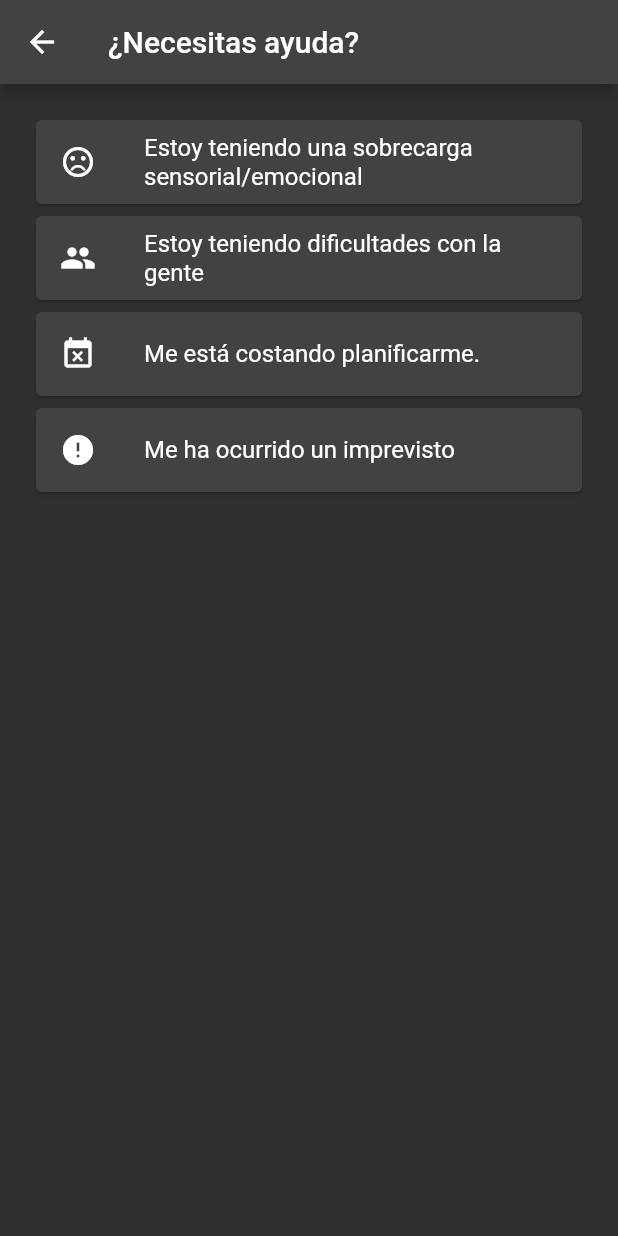
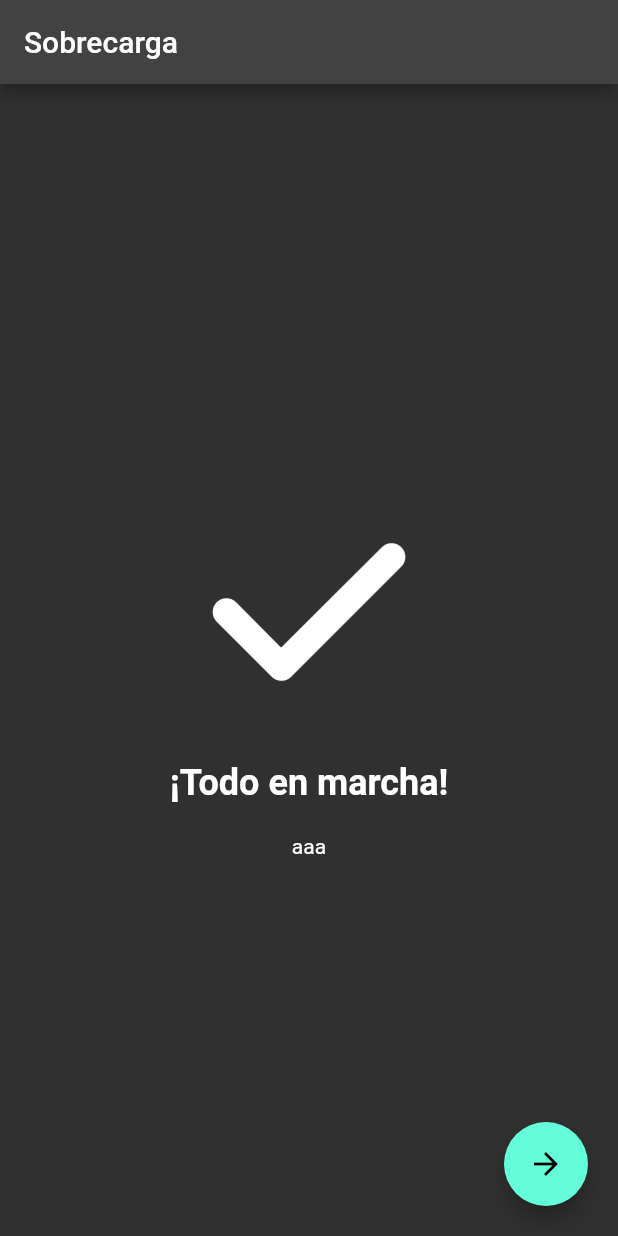
Before and after one commit to manu-romero-411/autistapp, a Flutter app: the VistaAyuda screen opened directly with empty values, after a tap on "Estoy teniendo una sobrecarga sensorial/", on a phone screen of 412 x 824 dp. Run offline on Flutter 3.47's test engine with Material 2 defaults, Android fonts, the phone set to English and light mode, and no system bars; our stand-ins replace audioplayers, contacts_service, diacritic, flutter_local_notifications, flutter_speed_dial, fluttertoast and 4 more; missing offline and left inert: record.

Commit message:
sprint 6

```diff
--- a/lib/apuntes/audio/vista_grabador_audio.dart
+++ b/lib/apuntes/audio/vista_grabador_audio.dart
@@ -101,9 +101,7 @@ class _GrabadorAudioState extends State<GrabadorAudio> {
   Future<void> startRecording() async {
     try {
       if (await audioRecord.hasPermission()) {
-        await audioRecord.start(
-          bitRate: 128000, // by default
-        );
+        await audioRecord.start();
         setState(() {
           isRecording = true;
         });
--- a/lib/autoayuda/VistaAyuda.dart
+++ /dev/null
@@ -1,69 +0,0 @@
-import 'package:autistapp/inicio/ajustes.dart';
-import 'package:flutter/material.dart';
-
-class VistaAyuda extends StatefulWidget {
-  final Ajustes ajustes;
-  const VistaAyuda({Key? key, required this.ajustes}) : super(key: key);
-
-  @override
-  _VistaAyudaState createState() => _VistaAyudaState();
-}
-
-class _VistaAyudaState extends State<VistaAyuda> {
-  @override
-  Widget build(BuildContext context) {
-    return Scaffold(
-      appBar: AppBar(
-        title: Text(
-          "¿Necesitas ayuda?",
-          style: TextStyle(color: widget.ajustes.fgColor),
-        ),
-        backgroundColor: widget.ajustes.color,
-        leading: BackButton(color: widget.ajustes.fgColor),
-      ),
-      body: ListView(
-        children: <Widget>[
-          const SizedBox(
-            height: 20,
-          ),
-          Padding(
-              padding: const EdgeInsets.symmetric(horizontal: 20.0),
-              child: buildCard(
-                  'Estoy teniendo una sobrecarga sensorial/emocional',
-                  Icons.sentiment_very_dissatisfied)),
-          Padding(
-              padding: const EdgeInsets.symmetric(horizontal: 20.0),
-              child: buildCard(
-                  'Estoy teniendo dificultades con la gente', Icons.group)),
-          Padding(
-              padding: const EdgeInsets.symmetric(horizontal: 20.0),
-              child: buildCard(
-                  'Me está costando planificarme.', Icons.event_busy)),
-          Padding(
-              padding: const EdgeInsets.symmetric(horizontal: 20.0),
-              child: buildCard('Me ha ocurrido un imprevisto', Icons.error)),
-          const SizedBox(
-            height: 20,
-          ),
-        ],
-      ),
-      // Aquí puedes construir tu interfaz de usuario
-    );
-  }
-}
-
-Card buildCard(String title, IconData icon) {
-  return Card(
-    child: ListTile(
-      shape: RoundedRectangleBorder(
-        borderRadius: BorderRadius.circular(6.0),
-      ),
-      leading: Icon(icon),
-      title: Text(title),
-      onTap: () {
-        print('Card seleccionada');
-        // Aquí puedes añadir tu propio método onPressed
-      },
-    ),
-  );
-}
--- /dev/null
+++ b/lib/autoayuda/vista_auto_ayuda.dart
@@ -0,0 +1,155 @@
+import 'package:autistapp/autoayuda/vista_sobrecarga.dart';
+import 'package:autistapp/inicio/ajustes.dart';
+import 'package:flutter/material.dart';
+
+class VistaAyuda extends StatefulWidget {
+  final Ajustes _ajustes;
+  const VistaAyuda({Key? key, required Ajustes ajustes})
+      : _ajustes = ajustes,
+        super(key: key);
+
+  @override
+  _VistaAyudaState createState() => _VistaAyudaState();
+}
+
+class _VistaAyudaState extends State<VistaAyuda> {
+  void sobrecarga() {
+    Navigator.of(context)
+        .push(
+      MaterialPageRoute(
+        builder: (context) => VistaSobrecarga(ajustes: widget._ajustes),
+      ),
+    )
+        .then((_) {
+      Navigator.pop(context);
+    });
+  }
+
+  @override
+  Widget build(BuildContext context) {
+    return Scaffold(
+      appBar: AppBar(
+        title: Text(
+          "¿Necesitas ayuda?",
+          style: TextStyle(color: widget._ajustes.fgColor),
+        ),
+        backgroundColor: widget._ajustes.color,
+        leading: BackButton(color: widget._ajustes.fgColor),
+      ),
+      body: ListView(
+        children: <Widget>[
+          const SizedBox(
+            height: 20,
+          ),
+          Padding(
+              padding: const EdgeInsets.symmetric(horizontal: 20.0),
+              child: BuildCard(
+                  title: 'Estoy teniendo una sobrecarga sensorial/emocional',
+                  icon: Icons.sentiment_very_dissatisfied,
+                  onPressed: sobrecarga)),
+          Padding(
+              padding: const EdgeInsets.symmetric(horizontal: 20.0),
+              child: BuildCard(
+                  title: 'Estoy teniendo dificultades con la gente',
+                  icon: Icons.group,
+                  onPressed: sobrecarga)),
+          Padding(
+              padding: const EdgeInsets.symmetric(horizontal: 20.0),
+              child: BuildCard(
+                  title: 'Me está costando planificarme.',
+                  icon: Icons.event_busy,
+                  onPressed: sobrecarga)),
+          Padding(
+              padding: const EdgeInsets.symmetric(horizontal: 20.0),
+              child: BuildCard(
+                  title: 'Me ha ocurrido un imprevisto',
+                  icon: Icons.error,
+                  onPressed: sobrecarga)),
+          const SizedBox(
+            height: 20,
+          ),
+        ],
+      ),
+      // Aquí puedes construir tu interfaz de usuario
+    );
+  }
+}
+
+class BuildCard extends StatelessWidget {
+  final String _title;
+  final IconData _icon;
+  Function() _onPressed;
+
+  BuildCard({required title, required icon, required onPressed})
+      : _title = title,
+        _icon = icon,
+        _onPressed = onPressed;
+  @override
+  Widget build(BuildContext context) {
+    return Card(
+      child: ListTile(
+        shape: RoundedRectangleBorder(
+          borderRadius: BorderRadius.circular(6.0),
+        ),
+        leading: Icon(_icon),
+        title: Text(_title),
+        onTap: _onPressed,
+      ),
+    );
+  }
+}
+
+class VistaDiapos extends StatelessWidget {
+  final String _title;
+  final String _content;
+  final String _imagePath;
+
+  const VistaDiapos({
+    super.key,
+    required String title,
+    required String content,
+    required String imagePath,
+  })  : _content = content,
+        _title = title,
+        _imagePath = imagePath;
+
+  @override
+  Widget build(BuildContext context) {
+    return Padding(
+      padding: const EdgeInsets.all(16),
+      child: Center(
+        child: Column(
+          mainAxisAlignment: MainAxisAlignment.center,
+          children: [
+            Padding(
+              padding: const EdgeInsets.symmetric(horizontal: 16.0),
+              child: LayoutBuilder(
+                builder: (context, constraints) {
+                  return FittedBox(
+                    fit: BoxFit.cover,
+                    child: Image.asset(
+                      _imagePath,
+                      width: 200,
+                      height: 200,
+                    ),
+                  );
+                },
+              ),
+            ),
+            Center(
+              child: Text(
+                _title,
+                style: const TextStyle(
+                  fontSize: 24,
+                  fontWeight: FontWeight.bold,
+                ),
+              ),
+            ),
+            const SizedBox(height: 20),
+            Center(child: Text(_content)),
+          ],
+        ),
+      ),
+    );
+  }
+}
--- /dev/null
+++ b/lib/autoayuda/vista_sobrecarga.dart
@@ -0,0 +1,88 @@
+import 'package:autistapp/autoayuda/vista_auto_ayuda.dart';
+import 'package:autistapp/inicio/ajustes.dart';
+import 'package:flutter/material.dart';
+
+class VistaSobrecarga extends StatefulWidget {
+  final Ajustes _ajustes;
+  const VistaSobrecarga({Key? key, required Ajustes ajustes})
+      : _ajustes = ajustes,
+        super(key: key);
+
+  @override
+  _VistaSobrecargaState createState() => _VistaSobrecargaState();
+}
+
+class _VistaSobrecargaState extends State<VistaSobrecarga> {
+  List<Widget> _pages = [];
+  int _currentPage = 0;
+  final PageController _pageController = PageController();
+
+  @override
+  void initState() {
+    super.initState();
+    _pages = [
+      const VistaDiapos(
+        imagePath: "assets/images/check.png",
+        title: "¡Todo en marcha!",
+        content: "aaa",
+      ),
+      const VistaDiapos(
+        imagePath: "assets/images/check.png",
+        title: "¡Todo en marcha!",
+        content: "aaa",
+      ),
+    ];
+  }
+
+  @override
+  Widget build(BuildContext context) {
+    return Scaffold(
+      appBar: AppBar(
+        title: Text(
+          "Sobrecarga",
+          style: TextStyle(color: widget._ajustes.fgColor),
+        ),
+        backgroundColor: widget._ajustes.color,
+        automaticallyImplyLeading: false,
+      ),
+      body: Stack(
+        children: [
+          PageView.builder(
+            controller: _pageController,
+            itemCount: _pages.length,
+            onPageChanged: (index) {
+              setState(() {
+                _currentPage = index;
+              });
+            },
+            itemBuilder: (context, index) {
+              return _pages[index];
+            },
+          ),
+          Positioned(
+            bottom: 20.0,
+            right: 20.0,
+            child: FloatingActionButton(
+              heroTag: "sobrecarga",
+              onPressed: () {
+                if (_currentPage == _pages.length - 1) {
+                  setState(() {
+                    Navigator.pop(context);
+                  });
+                } else {
+                  _pageController.nextPage(
+                    duration: const Duration(milliseconds: 300),
+                    curve: Curves.easeInOut,
+                  );
+                }
+              },
+              child: Icon(_currentPage == _pages.length - 1
+                  ? Icons.check
+                  : Icons.arrow_forward),
+            ),
+          ),
+        ],
+      ),
+    );
+  }
+}
--- a/pubspec.yaml
+++ b/pubspec.yaml
@@ -16,7 +16,7 @@ publish_to: 'none' # Remove this line if you wish to publish to pub.dev
 # https://developer.apple.com/library/archive/documentation/General/Reference/InfoPlistKeyReference/Articles/CoreFoundationKeys.html
 # In Windows, build-name is used as the major, minor, and patch parts
 # of the product and file versions while build-number is used as the build suffix.
-version: 0.2.1
+version: 0.2.2+2
 
 environment:
   sdk: '>=3.0.6 <4.0.0'
```
Also changed, not shown: lib/autoayuda/vista_pautas_sociales.dart (added, +88 -0 lines), lib/inicio/vista_about.dart (+13 -24 lines), lib/inicio/vista_inicio.dart (+2 -6 lines), lib/planes/vista_lista_planes.dart (+14 -13 lines), lib/autoayuda/MenuRegistros.dart (deleted), 1 other file.
